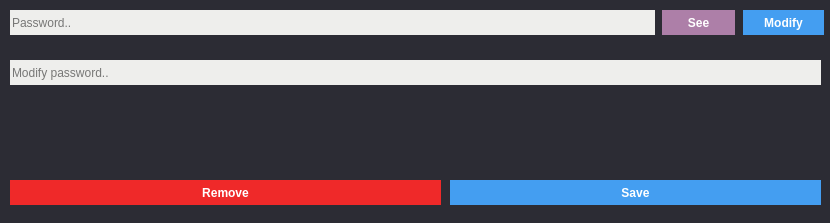
First picture: the form in Blue/DBWidgets/dbwotpitem.ui, repository AmiditeX/Blue, before the edit.
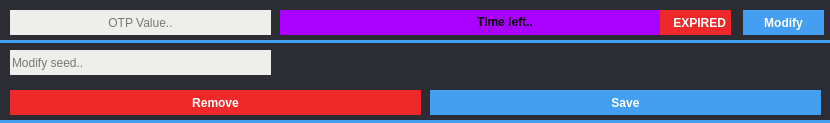
Second picture: the form after the edit.

```diff
--- a/Blue/DBWidgets/dbwotpitem.ui
+++ b/Blue/DBWidgets/dbwotpitem.ui
@@ -7,7 +7,7 @@
     <x>0</x>
     <y>0</y>
     <width>830</width>
-    <height>223</height>
+    <height>123</height>
    </rect>
   </property>
   <property name="windowTitle">
@@ -19,9 +19,9 @@
   <widget class="QPushButton" name="save">
    <property name="geometry">
     <rect>
-     <x>450</x>
-     <y>180</y>
-     <width>371</width>
+     <x>430</x>
+     <y>90</y>
+     <width>391</width>
      <height>25</height>
     </rect>
    </property>
@@ -42,39 +42,10 @@
     <string>Save</string>
    </property>
   </widget>
-  <widget class="QPushButton" name="see">
-   <property name="geometry">
-    <rect>
-     <x>662</x>
-     <y>10</y>
-     <width>73</width>
-     <height>25</height>
-    </rect>
-   </property>
-   <property name="styleSheet">
-    <string notr="true">QPushButton
-{
-border:0px;
-background-color: rgb(173, 127, 168);
-color: rgb(255, 255, 255);
-font-weight: bold
-}
-
-QPushButton::checked {
-background-color: rgb(92, 53, 102);
-}</string>
-   </property>
-   <property name="text">
-    <string>See</string>
-   </property>
-   <property name="checkable">
-    <bool>true</bool>
-   </property>
-  </widget>
   <widget class="QLabel" name="expireLabel">
    <property name="geometry">
     <rect>
-     <x>584</x>
+     <x>660</x>
      <y>10</y>
      <width>71</width>
      <height>25</height>
@@ -86,7 +57,7 @@
 font-weight: bold</string>
    </property>
    <property name="text">
-    <string> EXPIRED</string>
+    <string>    EXPIRED</string>
    </property>
   </widget>
   <widget class="QLineEdit" name="passwordField">
@@ -94,7 +65,7 @@
     <rect>
      <x>10</x>
      <y>10</y>
-     <width>645</width>
+     <width>261</width>
      <height>25</height>
     </rect>
    </property>
@@ -110,21 +81,24 @@
     <number>10000</number>
    </property>
    <property name="echoMode">
-    <enum>QLineEdit::Password</enum>
+    <enum>QLineEdit::Normal</enum>
+   </property>
+   <property name="alignment">
+    <set>Qt::AlignCenter</set>
    </property>
    <property name="readOnly">
     <bool>true</bool>
    </property>
    <property name="placeholderText">
-    <string>Password..</string>
+    <string>OTP Value..</string>
    </property>
   </widget>
   <widget class="QPushButton" name="remove">
    <property name="geometry">
     <rect>
      <x>10</x>
-     <y>180</y>
-     <width>431</width>
+     <y>90</y>
+     <width>411</width>
      <height>25</height>
     </rect>
    </property>
@@ -149,8 +123,8 @@
    <property name="geometry">
     <rect>
      <x>10</x>
-     <y>60</y>
-     <width>811</width>
+     <y>50</y>
+     <width>261</width>
      <height>25</height>
     </rect>
    </property>
@@ -169,7 +143,7 @@
     <enum>QLineEdit::Normal</enum>
    </property>
    <property name="placeholderText">
-    <string>Modify password..</string>
+    <string>Modify seed..</string>
    </property>
   </widget>
   <widget class="QPushButton" name="modify">
@@ -207,13 +181,92 @@
   <widget class="QWidget" name="expiration" native="true">
    <property name="geometry">
     <rect>
-     <x>0</x>
-     <y>100</y>
-     <width>830</width>
+     <x>440</x>
+     <y>40</y>
+     <width>380</width>
      <height>46</height>
     </rect>
    </property>
   </widget>
+  <widget class="QProgressBar" name="progressBar">
+   <property name="geometry">
+    <rect>
+     <x>280</x>
+     <y>10</y>
+     <width>451</width>
+     <height>25</height>
+    </rect>
+   </property>
+   <property name="styleSheet">
+    <string notr="true">QProgressBar
+{
+	background-color: rgb(255, 255, 255);
+	border-radius:0px;
+	font-weight: bold;
+}
+
+QProgressBar::chunk 
+{
+	 
+	background-color: rgb(170, 0, 255);
+     width: 20px;
+}</string>
+   </property>
+   <property name="maximum">
+    <number>30</number>
+   </property>
+   <property name="value">
+    <number>30</number>
+   </property>
+   <property name="alignment">
+    <set>Qt::AlignCenter</set>
+   </property>
+   <property name="format">
+    <string>Time left..</string>
+   </property>
+  </widget>
+  <widget class="QLabel" name="downColor">
+   <property name="geometry">
+    <rect>
+     <x>0</x>
+     <y>40</y>
+     <width>830</width>
+     <height>3</height>
+    </rect>
+   </property>
+   <property name="styleSheet">
+    <string notr="true">background-color: rgb(68, 158, 241);</string>
+   </property>
+   <property name="text">
+    <string/>
+   </property>
+  </widget>
+  <widget class="QLabel" name="downColor_2">
+   <property name="geometry">
+    <rect>
+     <x>0</x>
+     <y>120</y>
+     <width>830</width>
+     <height>3</height>
+    </rect>
+   </property>
+   <property name="styleSheet">
+    <string notr="true">background-color: rgb(68, 158, 241);</string>
+   </property>
+   <property name="text">
+    <string/>
+   </property>
+  </widget>
+  <zorder>progressBar</zorder>
+  <zorder>save</zorder>
+  <zorder>expireLabel</zorder>
+  <zorder>otpField</zorder>
+  <zorder>remove</zorder>
+  <zorder>otpSeed</zorder>
+  <zorder>modify</zorder>
+  <zorder>expiration</zorder>
+  <zorder>downColor</zorder>
+  <zorder>downColor_2</zorder>
  </widget>
  <resources/>
  <connections/>
```
Left out of the diff: 4 changed lines with no effect on the pictures.
